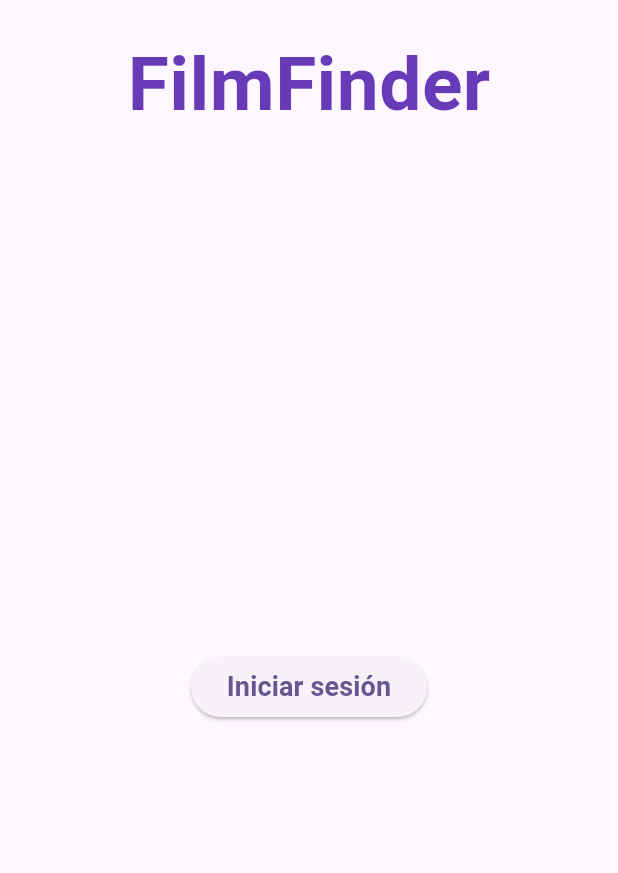
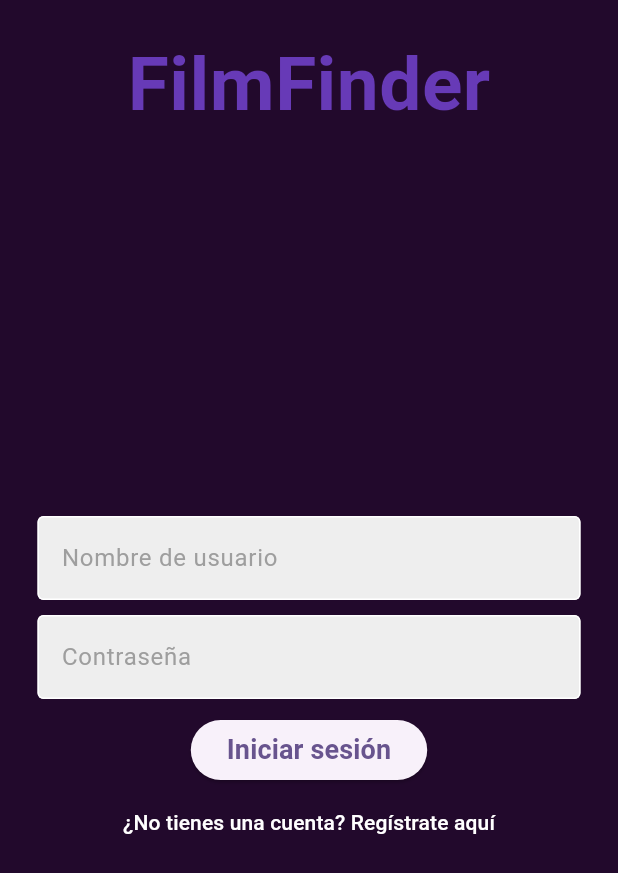
Before and after one commit to UNIZAR-30248-2024-FilmFinder/Film-Finder, a Flutter app: the screen it shows after launch, on a phone screen of 412 x 824 dp. Shown: the top 873 px of the screen. Run offline on Flutter 3.47's test engine with Material 3 defaults, Android fonts, the phone set to English and light mode, and no system bars; our stand-ins replace carousel_slider, cloud_firestore, firebase_auth, firebase_core, flip_card, flutter_card_swiper and 3 more; accounts and stored records are empty.

Commit message:
prmieros pasos login y opción de registro
Todavia esta incompleta, hay que arreglar resgistro

```diff
--- /dev/null
+++ b/lib/pages/auth_page.dart
@@ -0,0 +1,27 @@
+import 'package:film_finder/pages/login_screen.dart';
+import 'package:film_finder/pages/principal_screen.dart';
+import 'package:flutter/material.dart';
+import 'package:firebase_auth/firebase_auth.dart';
+
+class AuthPage extends StatelessWidget{
+  const AuthPage({super.key});
+
+  @override
+  Widget build(BuildContext context) {
+    return StreamBuilder<User?>(
+      stream: FirebaseAuth.instance.authStateChanges(),
+      builder: (context, snapshot) {
+        if (snapshot.connectionState == ConnectionState.active) {
+          final user = snapshot.data;
+          if (user == null) {
+            return LogIn(); // o tu pantalla de registro
+          } else {
+            return PrincipalScreen(); // Pantalla principal
+          }
+        }
+        return CircularProgressIndicator(); // Cargando...
+      },
+    );
+  }
+
+}
--- a/lib/pages/login_screen.dart
+++ b/lib/pages/login_screen.dart
@@ -1,8 +1,20 @@
+import 'package:film_finder/pages/register_screen.dart';
 import 'package:flutter/material.dart';
-import 'package:film_finder/pages/principal_screen.dart';
+import 'package:film_finder/widgets/text_field_login_widget.dart';
+import 'package:firebase_auth/firebase_auth.dart';
 
 class LogIn extends StatelessWidget {
-  const LogIn({super.key});
+  LogIn({super.key});
+
+  final usernameController = TextEditingController();
+  final passwordController = TextEditingController();
+
+  void signUser() async{
+    await FirebaseAuth.instance.signInWithEmailAndPassword(
+        email: usernameController.text,
+        password: passwordController.text
+    );
+  }
 
   @override
   Widget build(BuildContext context) {
@@ -10,6 +22,7 @@ class LogIn extends StatelessWidget {
     double statusBarHeight = MediaQuery.of(context).padding.top;
 
     return Scaffold(
+      backgroundColor: const Color.fromRGBO(34, 9, 44, 1),
       body: Column(
         mainAxisAlignment: MainAxisAlignment.start,
         children: [
@@ -25,14 +38,20 @@ class LogIn extends StatelessWidget {
             ),
           ),
           const Spacer(),
+          MyTextField(
+            controller: usernameController,
+            hintText: 'Nombre de usuario',
+            obscureText: false,
+          ),
+          const SizedBox(height: 10),
+          MyTextField(
+            controller: passwordController,
+            hintText: 'Contraseña',
+            obscureText: true,
+          ),
+          const SizedBox(height: 10),
           ElevatedButton(
-            onPressed: () {
-              Navigator.push(
-                context,
-                MaterialPageRoute(
-                    builder: (context) => const PrincipalScreen()),
-              );
-            },
+            onPressed: signUser,
             child: const Text(
               'Iniciar sesión',
               style: TextStyle(
@@ -41,6 +60,19 @@ class LogIn extends StatelessWidget {
               ),
             ),
           ),
+          TextButton(
+            onPressed: () {
+              Navigator.push(
+                context,
+                MaterialPageRoute(builder: (context) => Register()),
+              );
+            },
+            child: const Text(
+              '¿No tienes una cuenta? Regístrate aquí',
+              style: TextStyle(color: Colors.white),
+            ),
+          ),
+
           const Spacer(),
         ],
       ),
--- a/lib/pages/profile_screen.dart
+++ b/lib/pages/profile_screen.dart
@@ -1,7 +1,6 @@
 import 'package:film_finder/methods/user.dart';
 import 'package:flutter/material.dart';
 import 'package:flutter/rendering.dart';
-
 import '../widgets/profile_widget.dart';
 import 'edit_profile_screen.dart';
 
@@ -321,7 +320,7 @@ class ProfileScreen extends StatelessWidget {
             color: Color.fromRGBO(190, 49, 68, 1),
           ),
           ListTile(
-            onTap: () {},
+            onTap: () async {},
             contentPadding: const EdgeInsets.symmetric(horizontal: 35),
             leading: Container(
               width: 50,
--- /dev/null
+++ b/lib/widgets/text_field_login_widget.dart
@@ -0,0 +1,36 @@
+import 'package:flutter/material.dart';
+
+class MyTextField extends StatelessWidget {
+  final controller;
+  final String hintText;
+  final bool obscureText;
+
+  const MyTextField({
+    super.key,
+    required this.controller,
+    required this.hintText,
+    required this.obscureText,
+  });
+
+  @override
+  Widget build(BuildContext context) {
+    return Padding(
+      padding: const EdgeInsets.symmetric(horizontal: 25.0),
+      child: TextField(
+        controller: controller,
+        obscureText: obscureText,
+        decoration: InputDecoration(
+            enabledBorder: const OutlineInputBorder(
+              borderSide: BorderSide(color: Colors.white),
+            ),
+            focusedBorder: OutlineInputBorder(
+              borderSide: BorderSide(color: Colors.grey.shade400),
+            ),
+            fillColor: Colors.grey.shade200,
+            filled: true,
+            hintText: hintText,
+            hintStyle: TextStyle(color: Colors.grey[500])),
+      ),
+    );
+  }
+}
--- a/pubspec.yaml
+++ b/pubspec.yaml
@@ -41,12 +41,16 @@ dependencies:
   palette_generator: ^0.3.3+4
   fluttertoast: ^8.2.8
   flip_card: ^0.7.0
+  firebase_core: ^3.4.0
 
 dev_dependencies:
   flutter_test:
     sdk: flutter
   integration_test:
       sdk: flutter
+  firebase_core: ^3.4.0
+  firebase_auth: ^5.1.0
+  cloud_firestore: ^5.4.0
 
 
   # The "flutter_lints" package below contains a set of recommended lints to
```
Also changed, not shown: lib/main.dart (+5 -4 lines), lib/pages/register_screen.dart (added, +136 -0 lines), 4 other files.
